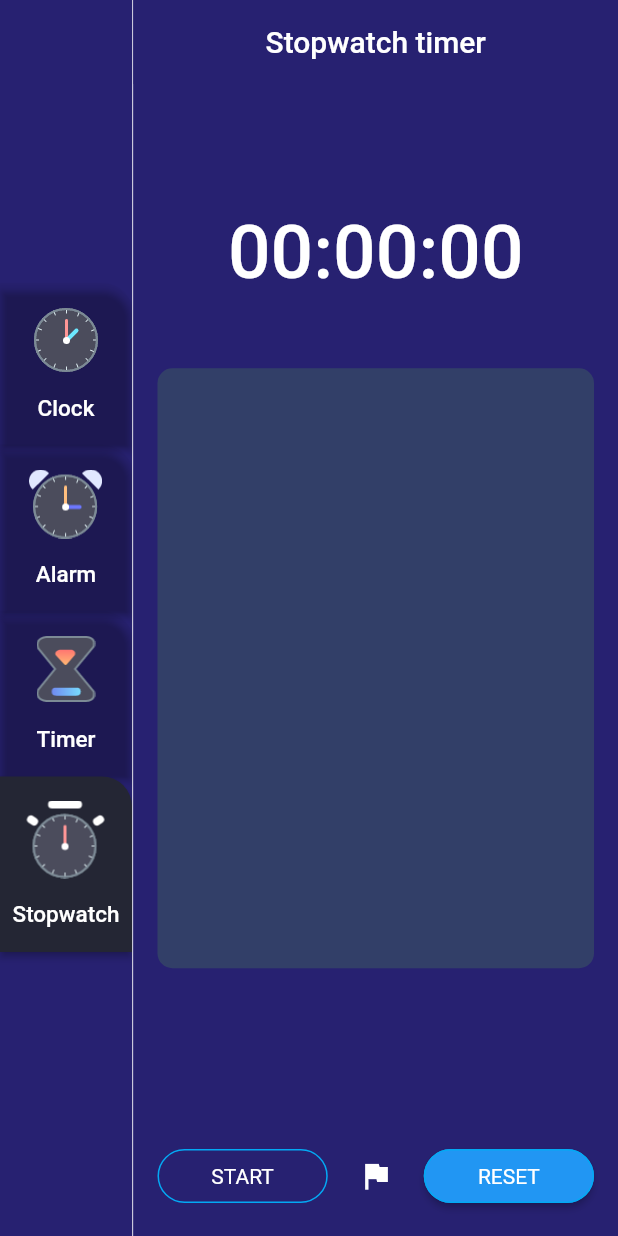
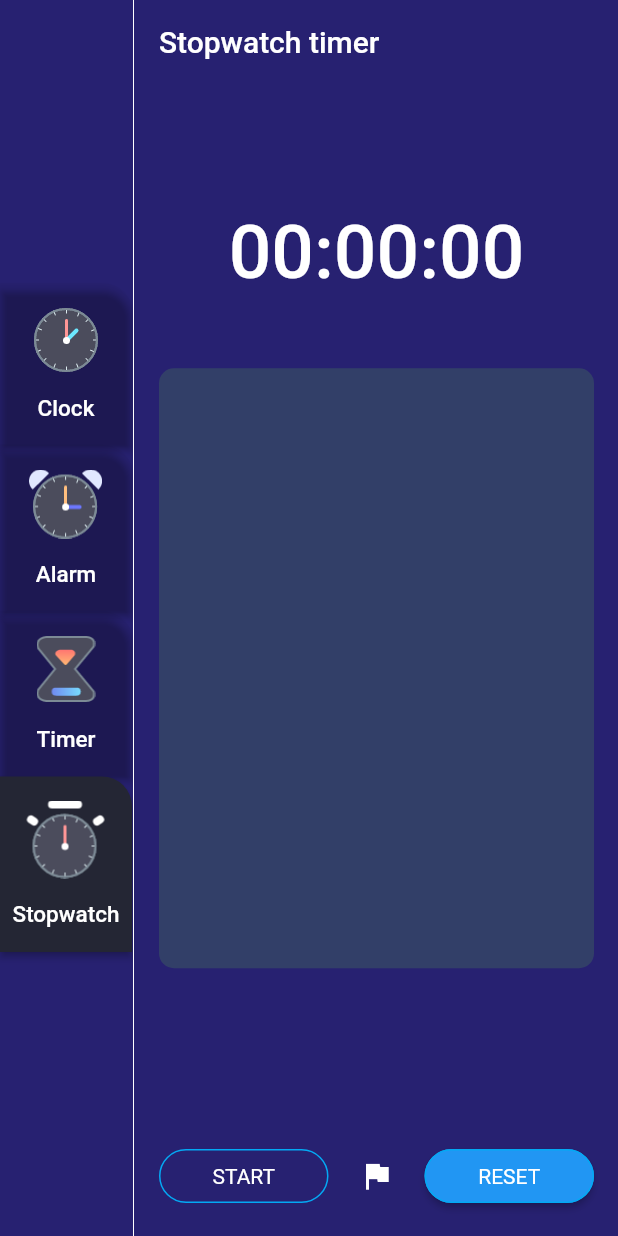
Before and after one commit to SeAliijaz/Reminder_App, a Flutter app: the screen it shows after launch, after a tap on "Alarm", after a tap on "Timer", after a tap on "Stopwatch", on a phone screen of 412 x 824 dp. Run offline on Flutter 3.47's test engine with Material 2 defaults, Android fonts, the phone set to English and light mode, and no system bars; our stand-ins replace cloud_firestore, dotted_border, firebase_core, flutter_local_notifications, fluttertoast, google_fonts and 1 more; accounts and stored records are empty.

```diff
--- a/lib/Countdown-Timer/count_down_timer.dart
+++ b/lib/Countdown-Timer/count_down_timer.dart
@@ -51,7 +51,6 @@ class _CountDownTimerScreenState extends State<CountDownTimerScreen> {
       appBar: AppBar(
         backgroundColor: Theme.of(context).scaffoldBackgroundColor,
         title: Text("Countdown timer"),
-        centerTitle: true,
         elevation: 0.0,
       ),
       body: Row(
--- a/lib/Screens/home_screen.dart
+++ b/lib/Screens/home_screen.dart
@@ -35,7 +35,7 @@ class _HomeScreenState extends State<HomeScreen> {
           ///Vertical Divider
           const VerticalDivider(
             color: Colors.white,
-            width: 1,
+            width: 2,
           ),
 
           ///Canvas Clock Side
--- a/lib/Stopwatch/stop_watch_screen.dart
+++ b/lib/Stopwatch/stop_watch_screen.dart
@@ -84,7 +84,6 @@ class _StopWatchScreenState extends State<StopWatchScreen> {
       appBar: AppBar(
         backgroundColor: Theme.of(context).scaffoldBackgroundColor,
         title: Text("Stopwatch timer"),
-        centerTitle: true,
         elevation: 0.0,
       ),
       body: SafeArea(
```
